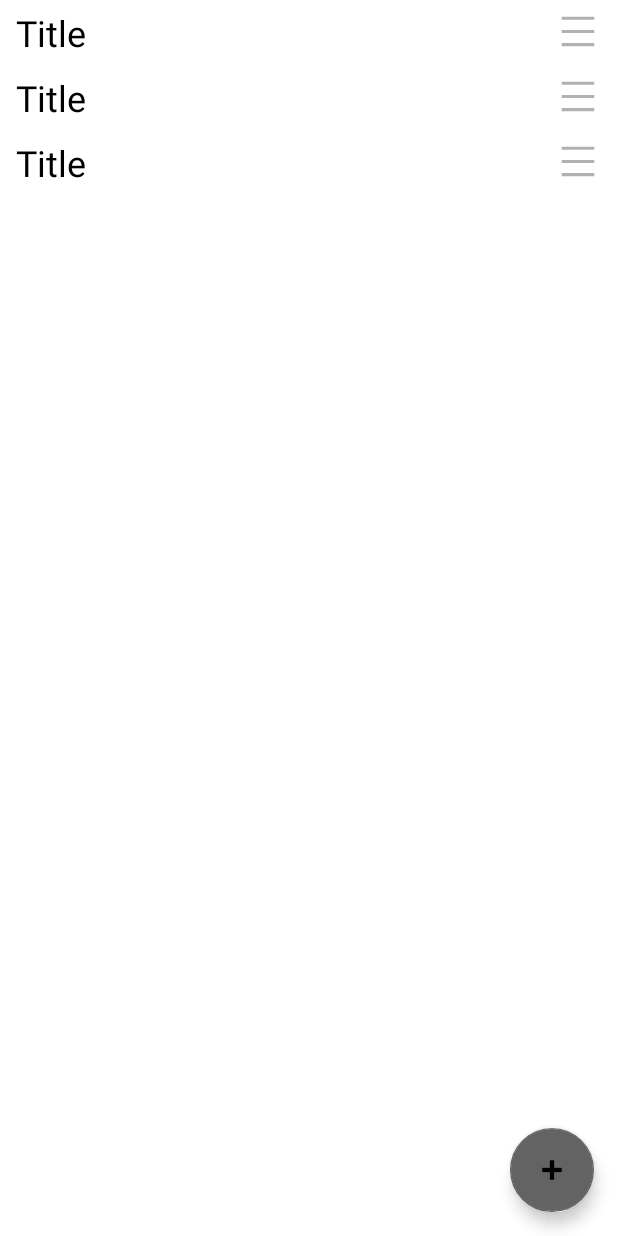
After one commit to OleksiiHromovych/Routine-Planner, an Android app: the layout fragment_weekday_doings.xml on its own in the app's theme, with its tools: preview values and no code run, on a phone screen of 412 x 824 dp. The commit adds this screen. Run offline under Robolectric (Android 15) with nearby library versions, the phone set to English and light mode, and no system bars.

Commit message:
Added Weekday doings, change db entity structure.

```diff
--- a/app/src/main/java/android/hromovych/com/routineplanner/data/database/Converters.kt
+++ b/app/src/main/java/android/hromovych/com/routineplanner/data/database/Converters.kt
@@ -6,7 +6,7 @@ import androidx.room.TypeConverter
 class Converters {
     @TypeConverter
     fun fromWeekday(weekday: Weekday): String {
-        return weekday.index.toString()
+        return weekday.dayId.toString()
     }
 
     @TypeConverter
--- a/app/src/main/java/android/hromovych/com/routineplanner/data/database/PlannerDatabase.kt
+++ b/app/src/main/java/android/hromovych/com/routineplanner/data/database/PlannerDatabase.kt
@@ -12,13 +12,12 @@ import androidx.room.TypeConverters
 
 @Database(
     entities = [Doing::class, Template::class, DoingTemplate::class, DailyDoing::class, WeekdayDoing::class],
-    version = 2,
+    version = 3,
     exportSchema = false
 )
 @TypeConverters(Converters::class)
 abstract class PlannerDatabase : RoomDatabase() {
 
-    //dao
     abstract val doingsDbDao: DoingsDbDao
     abstract val templatesDbDao: TemplatesDbDao
     abstract val weekdayDoingsDbDao: WeekdayDoingsDbDao
--- a/app/src/main/java/android/hromovych/com/routineplanner/presentation/doings/DoingsViewModelFactory.kt
+++ b/app/src/main/java/android/hromovych/com/routineplanner/presentation/doings/daily_doings/DoingsViewModelFactory.kt
@@ -1,4 +1,4 @@
-package android.hromovych.com.routineplanner.presentation.doings
+package android.hromovych.com.routineplanner.presentation.doings.daily_doings
 
 import android.hromovych.com.routineplanner.data.database.dao.DoingsDbDao
 import androidx.lifecycle.ViewModel
--- a/app/src/main/java/android/hromovych/com/routineplanner/presentation/templates/template_edit/TemplateEditViewModel.kt
+++ b/app/src/main/java/android/hromovych/com/routineplanner/presentation/templates/template_edit/TemplateEditViewModel.kt
@@ -69,7 +69,11 @@ class TemplateEditViewModel(
     fun addNewTemplateDoing(doing: Doing) {
         viewModelScope.launch {
             val doingId = doingsBase.addDoing(doing)
-            val templateDoing = DoingTemplate(templateId = templateId, doingId = doingId)
+            val templateDoing = DoingTemplate(
+                templateId = templateId,
+                doingId = doingId,
+                position = templateDoings.value?.size ?: 0
+            )
             templateBase.addTemplateDoing(templateDoing)
         }
     }
--- a/app/src/main/java/android/hromovych/com/routineplanner/presentation/utils/BindingUtils.kt
+++ b/app/src/main/java/android/hromovych/com/routineplanner/presentation/utils/BindingUtils.kt
@@ -19,6 +19,7 @@ fun View.setOnTouch(listener: View.OnTouchListener?) {
 @BindingAdapter("listData")
 fun <T> RecyclerView.bindRecyclerView(data: List<T>?) {
     if (adapter is BasicAdapter<*, *>) {
+        @Suppress("UNCHECKED_CAST")
         (adapter as BasicAdapter<*, T>).submitList(data)
     }
 
--- a/app/src/main/res/layout/fragment_doings.xml
+++ b/app/src/main/res/layout/fragment_doings.xml
@@ -6,7 +6,7 @@
     <data>
         <variable
             name="viewModel"
-            type="android.hromovych.com.routineplanner.presentation.doings.DoingsViewModel" />
+            type="android.hromovych.com.routineplanner.presentation.doings.daily_doings.DoingsViewModel" />
     </data>
 
     <androidx.coordinatorlayout.widget.CoordinatorLayout
--- /dev/null
+++ b/app/src/main/res/layout/fragment_weekday_doings.xml
@@ -0,0 +1,58 @@
+<?xml version="1.0" encoding="utf-8"?>
+<layout xmlns:android="http://schemas.android.com/apk/res/android"
+    xmlns:app="http://schemas.android.com/apk/res-auto"
+    xmlns:tools="http://schemas.android.com/tools">
+
+    <data>
+
+        <variable
+            name="viewModel"
+            type="android.hromovych.com.routineplanner.presentation.doings.weekday_doings.WeekdayDoingsViewModel" />
+    </data>
+
+    <androidx.coordinatorlayout.widget.CoordinatorLayout
+        android:layout_width="match_parent"
+        android:layout_height="match_parent">
+
+        <androidx.constraintlayout.widget.ConstraintLayout
+            android:layout_width="match_parent"
+            android:layout_height="match_parent">
+
+            <RadioGroup
+                android:id="@+id/week_days_layout"
+                android:layout_width="match_parent"
+                android:layout_height="wrap_content"
+                android:orientation="horizontal"
+                app:layout_constraintStart_toStartOf="parent"
+                app:layout_constraintTop_toTopOf="parent">
+
+<!--                <RadioGroup-->
+<!--                    android:layout_width=""-->
+<!--                    android:layout_height=""-->
+<!--                    />-->
+            </RadioGroup>
+
+            <androidx.recyclerview.widget.RecyclerView
+                android:id="@+id/recycler_view"
+                android:layout_width="match_parent"
+                android:layout_height="0dp"
+                app:layout_constraintBottom_toBottomOf="parent"
+                app:layout_constraintEnd_toEndOf="parent"
+                app:layout_constraintStart_toStartOf="parent"
+                app:layout_constraintTop_toBottomOf="@id/week_days_layout"
+                app:listData="@{viewModel.doings}"
+                tools:listitem="@layout/item_weekday_doing" />
+
+        </androidx.constraintlayout.widget.ConstraintLayout>
+
+        <com.google.android.material.floatingactionbutton.FloatingActionButton
+            android:id="@+id/fab"
+            android:layout_width="wrap_content"
+            android:layout_height="wrap_content"
+            android:layout_gravity="bottom|end"
+            android:layout_margin="@dimen/fab_margin"
+            android:onClick="@{() -> viewModel.onFabClicked()}"
+            app:srcCompat="@android:drawable/ic_input_add" />
+
+    </androidx.coordinatorlayout.widget.CoordinatorLayout>
+</layout>
--- /dev/null
+++ b/app/src/main/res/layout/item_weekday_doing.xml
@@ -0,0 +1,52 @@
+<?xml version="1.0" encoding="utf-8"?>
+<layout xmlns:android="http://schemas.android.com/apk/res/android"
+    xmlns:app="http://schemas.android.com/apk/res-auto"
+    xmlns:tools="http://schemas.android.com/tools">
+
+    <data>
+
+        <import type="android.view.View" />
+
+        <variable
+            name="item"
+            type="android.hromovych.com.routineplanner.data.embedded.FullWeekdayDoing" />
+
+        <variable
+            name="itemData"
+            type="android.hromovych.com.routineplanner.presentation.basic.BasicAdapterModel" />
+    </data>
+
+    <androidx.constraintlayout.widget.ConstraintLayout
+        android:layout_width="match_parent"
+        android:layout_height="wrap_content"
+        android:onClick="@{(view) -> itemData.clickListener.onClick(view, item)}"
+        android:padding="5dp">
+
+        <TextView
+            android:id="@+id/doing_title"
+            android:layout_width="0dp"
+            android:layout_height="match_parent"
+            android:layout_marginStart="5dp"
+            android:text="@{item.title}"
+            android:textColor="@color/text"
+            android:textSize="24sp"
+            app:layout_constraintBottom_toBottomOf="parent"
+            app:layout_constraintEnd_toStartOf="@id/doing_move_image_view"
+            app:layout_constraintStart_toStartOf="parent"
+            app:layout_constraintTop_toTopOf="parent"
+            tools:text="Title" />
+
+        <ImageView
+            android:id="@+id/doing_move_image_view"
+            android:layout_width="wrap_content"
+            android:layout_height="wrap_content"
+            android:layout_marginEnd="5dp"
+            android:src="@drawable/ic_move_icon"
+            app:layout_constraintBottom_toBottomOf="parent"
+            app:layout_constraintEnd_toEndOf="parent"
+            app:layout_constraintTop_toTopOf="parent"
+            app:onTouch="@{itemData.touchListener}" />
+
+    </androidx.constraintlayout.widget.ConstraintLayout>
+
+</layout>
```
Also changed, not shown: app/src/main/java/android/hromovych/com/routineplanner/data/database/dao/WeekdayDoingsDbDao.kt (+15 -1 lines), app/src/main/java/android/hromovych/com/routineplanner/data/embedded/FullWeekdayDoing.kt (added, +18 -0 lines), app/src/main/java/android/hromovych/com/routineplanner/data/entities/DailyDoing.kt (+11 -1 lines), app/src/main/java/android/hromovych/com/routineplanner/data/entities/DoingTemplate.kt (+20 -2 lines), app/src/main/java/android/hromovych/com/routineplanner/data/entities/WeekdayDoing.kt (+11 -1 lines), app/src/main/java/android/hromovych/com/routineplanner/data/utils/Weekday.kt (+14 -5 lines), app/src/main/java/android/hromovych/com/routineplanner/presentation/doings/daily_doings/DoingsFragment.kt (renamed from app/src/main/java/android/hromovych/com/routineplanner/presentation/doings/DoingsFragment.kt, +5 -8 lines), app/src/main/java/android/hromovych/com/routineplanner/presentation/doings/daily_doings/DoingsViewModel.kt (renamed from app/src/main/java/android/hromovych/com/routineplanner/presentation/doings/DoingsViewModel.kt, +8 -9 lines), app/src/main/java/android/hromovych/com/routineplanner/presentation/doings/weekday_doings/WeekdayDoingsFragment.kt (added, +112 -0 lines), app/src/main/java/android/hromovych/com/routineplanner/presentation/doings/weekday_doings/WeekdayDoingsViewModel.kt (added, +53 -0 lines), app/src/main/java/android/hromovych/com/routineplanner/presentation/doings/weekday_doings/WeekdayDoingsViewModelFactory.kt (added, +21 -0 lines), app/src/main/res/navigation/navigation.xml (+10 -1 lines).
